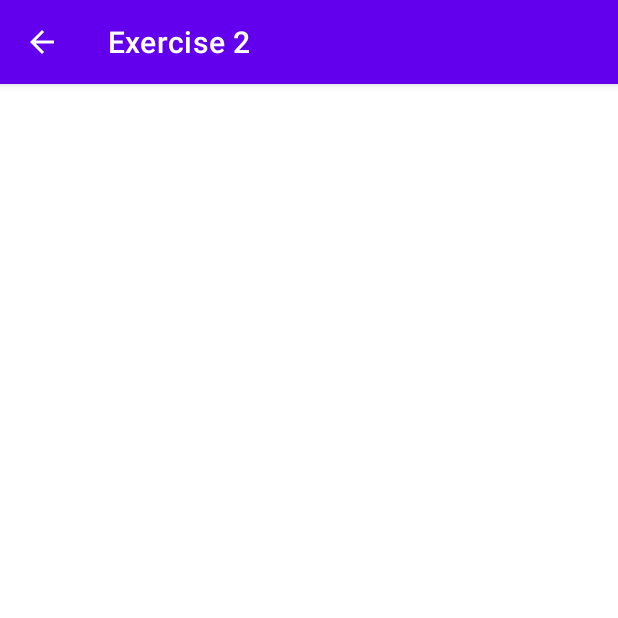
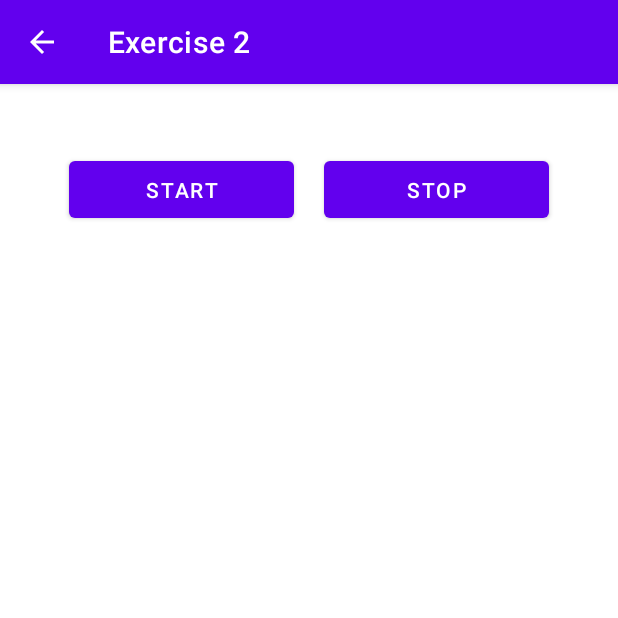
Before and after one commit to DemarioDouce/GraphiAni-Android, an Android app: the Exercise2Activity screen opened directly, with no data from a screen before it, on a phone screen of 412 x 824 dp, the top half of it. Run offline under Robolectric (Android 15) with nearby library versions, the phone set to English and light mode, and no system bars.

Commit message:
Implemented layout for exercise2 layout.

```diff
--- a/app/src/main/res/layout/activity_exercise1.xml
+++ b/app/src/main/res/layout/activity_exercise1.xml
@@ -82,7 +82,8 @@
         android:paddingRight="15dp"
         android:paddingTop="15dp"
         android:paddingBottom="15dp"
-        android:orientation="horizontal">
+        android:orientation="horizontal"
+        >
 
     <Button
         android:id="@+id/btnUp"
@@ -114,7 +115,7 @@
         android:id="@+id/btnClear"
         android:layout_width="match_parent"
         android:layout_height="50dp"
-        android:layout_centerHorizontal="true"
+        android:gravity="center"
         android:text="Clear" />
 
     <ImageView
--- a/app/src/main/res/layout/activity_exercise2.xml
+++ b/app/src/main/res/layout/activity_exercise2.xml
@@ -1,9 +1,45 @@
 <?xml version="1.0" encoding="utf-8"?>
-<androidx.constraintlayout.widget.ConstraintLayout xmlns:android="http://schemas.android.com/apk/res/android"
-    xmlns:app="http://schemas.android.com/apk/res-auto"
-    xmlns:tools="http://schemas.android.com/tools"
+<LinearLayout xmlns:android="http://schemas.android.com/apk/res/android"
     android:layout_width="match_parent"
     android:layout_height="match_parent"
-    tools:context=".Exercise2Activity">
+    android:paddingLeft="15dp"
+    android:paddingRight="15dp"
+    android:paddingTop="15dp"
+    android:paddingBottom="15dp"
+    android:orientation="vertical"
+    >
 
-</androidx.constraintlayout.widget.ConstraintLayout>
+
+    <LinearLayout
+        android:layout_width="match_parent"
+        android:layout_height="110dp"
+        android:orientation="horizontal"
+        android:paddingLeft="15dp"
+        android:paddingTop="15dp"
+        android:paddingRight="15dp"
+        android:paddingBottom="15dp"
+        android:gravity="center">
+
+        <Button
+            android:id="@+id/btnStart"
+            android:layout_width="150dp"
+            android:layout_height="50dp"
+            android:gravity="center"
+            android:layout_margin="10dp"
+            android:onClick="On"
+            android:text="Start" />
+
+        <Button
+            android:id="@+id/btnStop"
+            android:layout_width="150dp"
+            android:layout_height="50dp"
+            android:gravity="center"
+            android:layout_margin="10dp"
+            android:text="Stop" />
+    </LinearLayout>
+
+    <ImageView
+        android:id="@+id/imageView"
+        android:layout_width="match_parent"
+        android:layout_height="match_parent" />
+    </LinearLayout>
```
